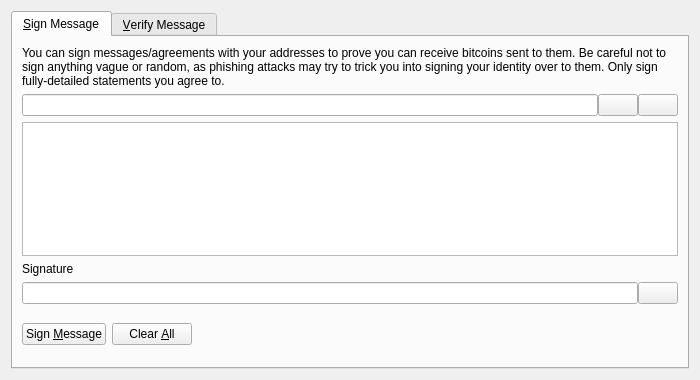
The window that src/qt/forms/signverifymessagedialog.ui (caffeine239/bitcoin) describes before a commit, drawn with Qt 5.
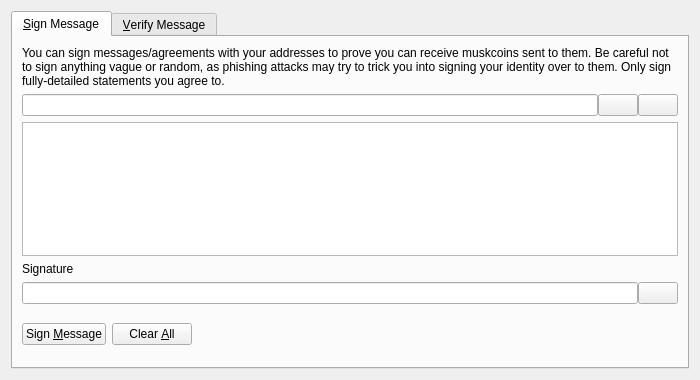
The same window after the commit. Icons and pictures are not drawn. Custom widgets are drawn as their Qt base class.

```diff
--- a/src/qt/forms/signverifymessagedialog.ui
+++ b/src/qt/forms/signverifymessagedialog.ui
@@ -30,7 +30,7 @@
        <item>
         <widget class="QLabel" name="infoLabel_SM">
          <property name="text">
-          <string>You can sign messages/agreements with your addresses to prove you can receive bitcoins sent to them. Be careful not to sign anything vague or random, as phishing attacks may try to trick you into signing your identity over to them. Only sign fully-detailed statements you agree to.</string>
+          <string>You can sign messages/agreements with your addresses to prove you can receive muskcoins sent to them. Be careful not to sign anything vague or random, as phishing attacks may try to trick you into signing your identity over to them. Only sign fully-detailed statements you agree to.</string>
          </property>
          <property name="textFormat">
           <enum>Qt::PlainText</enum>
```
Left out of the diff: 28 changed lines with no effect on the pictures.
